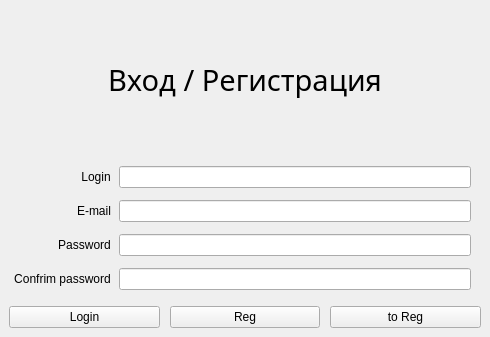
Qt form client/authregwindow.ui (New-Ds/Easy-Week) before a commit.
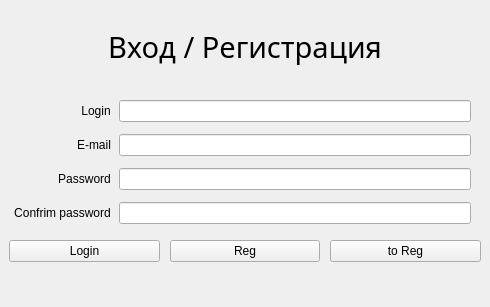
The same form after that commit.

Commit message: auth fixed, report message added

What changed in the file:
```diff
--- a/client/authregwindow.ui
+++ b/client/authregwindow.ui
@@ -7,7 +7,7 @@
     <x>0</x>
     <y>0</y>
     <width>490</width>
-    <height>337</height>
+    <height>307</height>
    </rect>
   </property>
   <property name="windowTitle">
@@ -220,6 +220,28 @@
         </item>
        </layout>
       </item>
+      <item>
+       <widget class="QLabel" name="reportMessage">
+        <property name="sizePolicy">
+         <sizepolicy hsizetype="Minimum" vsizetype="Minimum">
+          <horstretch>0</horstretch>
+          <verstretch>0</verstretch>
+         </sizepolicy>
+        </property>
+        <property name="maximumSize">
+         <size>
+          <width>16777215</width>
+          <height>30</height>
+         </size>
+        </property>
+        <property name="text">
+         <string/>
+        </property>
+        <property name="alignment">
+         <set>Qt::AlignmentFlag::AlignCenter</set>
+        </property>
+       </widget>
+      </item>
      </layout>
     </item>
    </layout>
```
Left out of the diff: 3 changed lines with no effect on the pictures. The commit also changes 3 other files.
